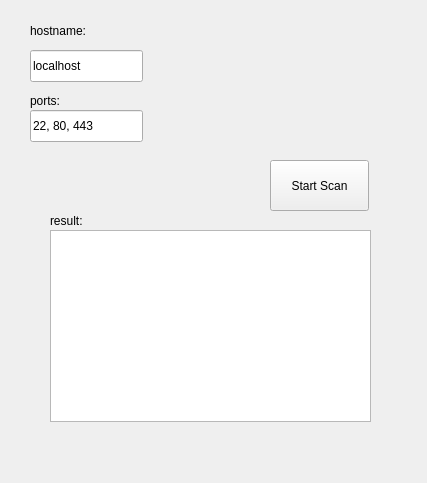
This is scanner.ui in kfussiTGU/QScanner as Qt 5 draws it before an edit. The edited form follows.
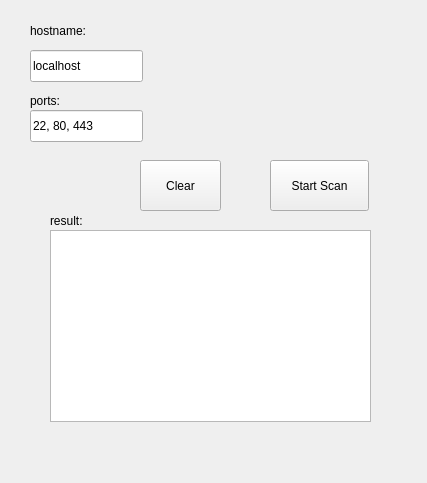
This is the edited form.

Commit message: Ausgabe der eingelesenen Daten Clear Button zum leeren der Anzeige Kosmetische Verfeinerung

What changed in the file:
```diff
--- a/scanner.ui
+++ b/scanner.ui
@@ -101,6 +101,19 @@
     <string>result:</string>
    </property>
   </widget>
+  <widget class="QPushButton" name="clearButton">
+   <property name="geometry">
+    <rect>
+     <x>140</x>
+     <y>160</y>
+     <width>81</width>
+     <height>51</height>
+    </rect>
+   </property>
+   <property name="text">
+    <string>Clear</string>
+   </property>
+  </widget>
  </widget>
  <layoutdefault spacing="6" margin="11"/>
  <resources/>
```
The commit also changes 4 other files.
